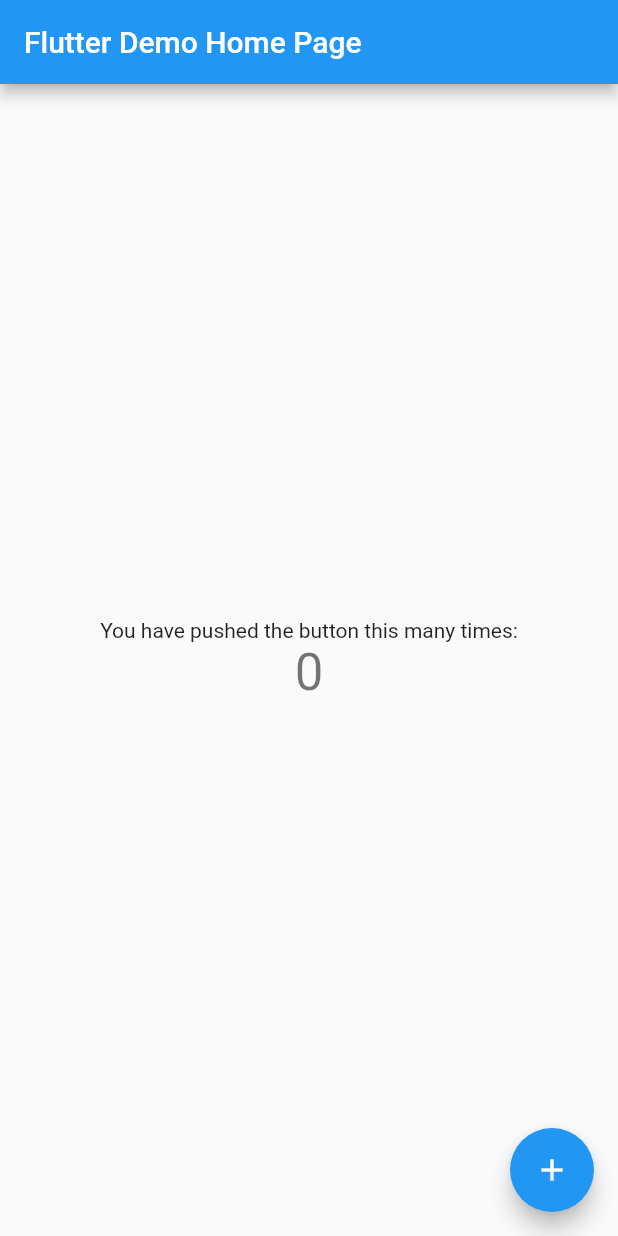
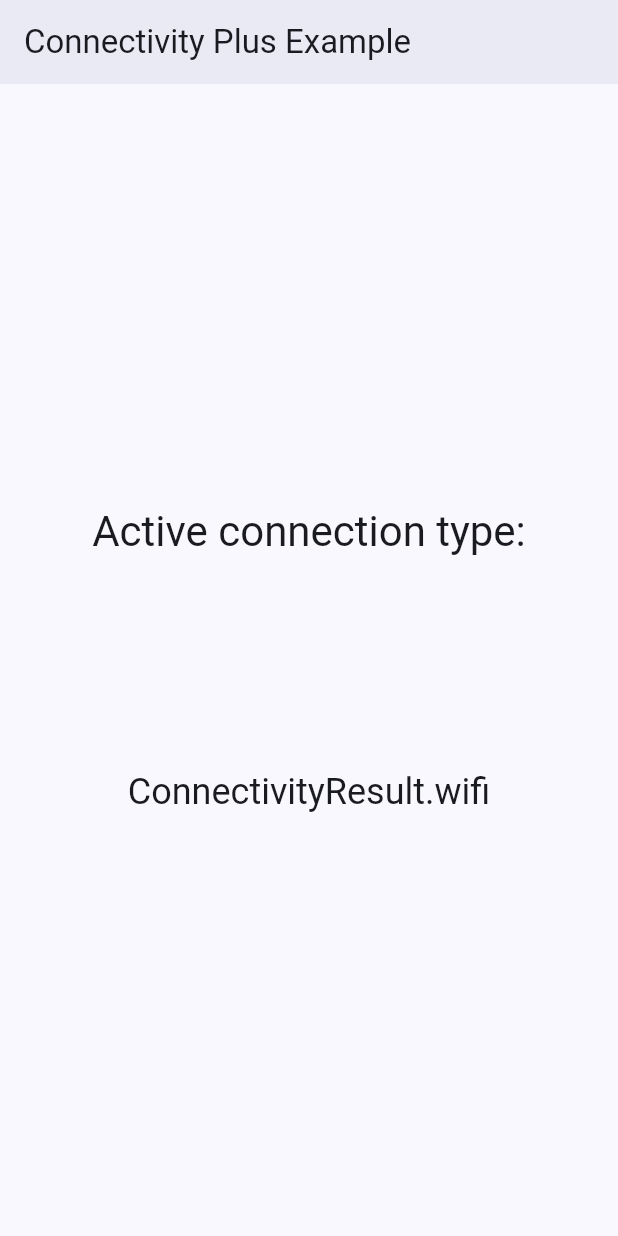
Before and after one commit to GeriiGarcia/Mobile_Connection_FGC, a Flutter app: the screen it shows after launch, on a phone screen of 412 x 824 dp. Run offline on Flutter 3.47's test engine with Material 2 defaults, Android fonts, the phone set to English and light mode, and no system bars; our stand-ins replace connectivity_plus.

Commit message:
hem mostra alguna cosa

```diff
--- a/lib/main.dart
+++ b/lib/main.dart
@@ -1,12 +1,16 @@
+import 'dart:async';
+import 'dart:developer' as developer;
+
+import 'package:connectivity_plus/connectivity_plus.dart';
 import 'package:flutter/material.dart';
-import 'package:connectivity_plus/connectivity_plus.dart';
+import 'package:flutter/services.dart';
 
 void main() {
   runApp(const MyApp());
 }
 
 class MyApp extends StatelessWidget {
-  const MyApp({super.key});
+  const MyApp({Key? key}) : super(key: key);
 
   // This widget is the root of your application.
   @override
@@ -14,16 +18,8 @@
     return MaterialApp(
       title: 'Flutter Demo',
       theme: ThemeData(
-        // This is the theme of your application.
-        //
-        // Try running your application with "flutter run". You'll see the
-        // application has a blue toolbar. Then, without quitting the app, try
-        // changing the primarySwatch below to Colors.green and then invoke
-        // "hot reload" (press "r" in the console where you ran "flutter run",
-        // or simply save your changes to "hot reload" in a Flutter IDE).
-        // Notice that the counter didn't reset back to zero; the application
-        // is not restarted.
-        primarySwatch: Colors.blue,
+        useMaterial3: true,
+        colorSchemeSeed: const Color(0x9f4376f8),
       ),
       home: const MyHomePage(title: 'Flutter Demo Home Page'),
     );
@@ -31,16 +27,7 @@
 }
 
 class MyHomePage extends StatefulWidget {
-  const MyHomePage({super.key, required this.title});
-
-  // This widget is the home page of your application. It is stateful, meaning
-  // that it has a State object (defined below) that contains fields that affect
-  // how it looks.
-
-  // This class is the configuration for the state. It holds the values (in this
-  // case the title) provided by the parent (in this case the App widget) and
-  // used by the build method of the State. Fields in a Widget subclass are
-  // always marked "final".
+  const MyHomePage({Key? key, required this.title}) : super(key: key);
 
   final String title;
 
@@ -49,68 +36,79 @@
 }
 
 class _MyHomePageState extends State<MyHomePage> {
-  int _counter = 0;
+  ConnectivityResult _connectionStatus = ConnectivityResult.none;
+  final Connectivity _connectivity = Connectivity();
+  late StreamSubscription<ConnectivityResult> _connectivitySubscription;
 
-  void _incrementCounter() {
+  @override
+  void initState() {
+    super.initState();
+    initConnectivity();
+
+    _connectivitySubscription =
+        _connectivity.onConnectivityChanged.listen(_updateConnectionStatus);
+  }
+
+  @override
+  void dispose() {
+    _connectivitySubscription.cancel();
+    super.dispose();
+  }
+
+  // Platform messages are asynchronous, so we initialize in an async method.
+  Future<void> initConnectivity() async {
+    late ConnectivityResult result;
+    // Platform messages may fail, so we use a try/catch PlatformException.
+    try {
+      result = await _connectivity.checkConnectivity();
+    } on PlatformException catch (e) {
+      developer.log('Couldn\'t check connectivity status', error: e);
+      return;
+    }
+
+    // If the widget was removed from the tree while the asynchronous platform
+    // message was in flight, we want to discard the reply rather than calling
+    // setState to update our non-existent appearance.
+    if (!mounted) {
+      return Future.value(null);
+    }
+
+    return _updateConnectionStatus(result);
+  }
+
+  Future<void> _updateConnectionStatus(ConnectivityResult result) async {
     setState(() {
-      // This call to setState tells the Flutter framework that something has
-      // changed in this State, which causes it to rerun the build method below
-      // so that the display can reflect the updated values. If we changed
-      // _counter without calling setState(), then the build method would not be
-      // called again, and so nothing would appear to happen.
-      _counter++;
+      _connectionStatus = result;
     });
+    // ignore: avoid_print
+    print('Connectivity changed: $_connectionStatus');
   }
 
   @override
   Widget build(BuildContext context) {
-    // This method is rerun every time setState is called, for instance as done
-    // by the _incrementCounter method above.
-    //
-    // The Flutter framework has been optimized to make rerunning build methods
-    // fast, so that you can just rebuild anything that needs updating rather
-    // than having to individually change instances of widgets.
     return Scaffold(
       appBar: AppBar(
-        // Here we take the value from the MyHomePage object that was created by
-        // the App.build method, and use it to set our appbar title.
-        title: Text(widget.title),
+        title: const Text('Connectivity Plus Example'),
+        elevation: 4,
       ),
-      body: Center(
-        // Center is a layout widget. It takes a single child and positions it
-        // in the middle of the parent.
-        child: Column(
-          // Column is also a layout widget. It takes a list of children and
-          // arranges them vertically. By default, it sizes itself to fit its
-          // children horizontally, and tries to be as tall as its parent.
-          //
-          // Invoke "debug painting" (press "p" in the console, choose the
-          // "Toggle Debug Paint" action from the Flutter Inspector in Android
-          // Studio, or the "Toggle Debug Paint" command in Visual Studio Code)
-          // to see the wireframe for each widget.
-          //
-          // Column has various properties to control how it sizes itself and
-          // how it positions its children. Here we use mainAxisAlignment to
-          // center the children vertically; the main axis here is the vertical
-          // axis because Columns are vertical (the cross axis would be
-          // horizontal).
-          mainAxisAlignment: MainAxisAlignment.center,
-          children: <Widget>[
-            const Text(
-              'You have pushed the button this many times:',
+      body: Column(
+        mainAxisSize: MainAxisSize.min,
+        children: [
+          const Spacer(flex: 2),
+          Text(
+            'Active connection type:',
+            style: Theme.of(context).textTheme.headlineMedium,
+          ),
+          const Spacer(),
+          Center(
+            child: Text(
+              _connectionStatus.toString(),
+              style: Theme.of(context).textTheme.headlineSmall,
             ),
-            Text(
-              '$_counter',
-              style: Theme.of(context).textTheme.headlineMedium,
-            ),
-          ],
-        ),
+          ),
+          const Spacer(flex: 2),
+        ],
       ),
-      floatingActionButton: FloatingActionButton(
-        onPressed: _incrementCounter,
-        tooltip: 'Increment',
-        child: const Icon(Icons.add),
-      ), // This trailing comma makes auto-formatting nicer for build methods.
     );
   }
 }
```
Also changed, not shown: 1 other file.
